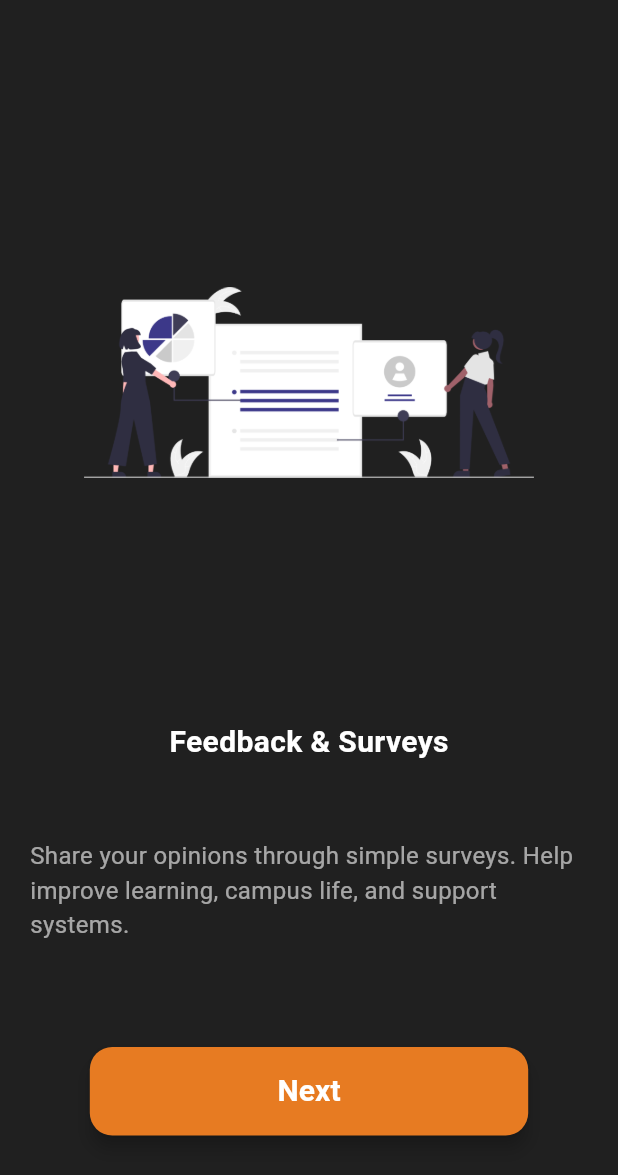
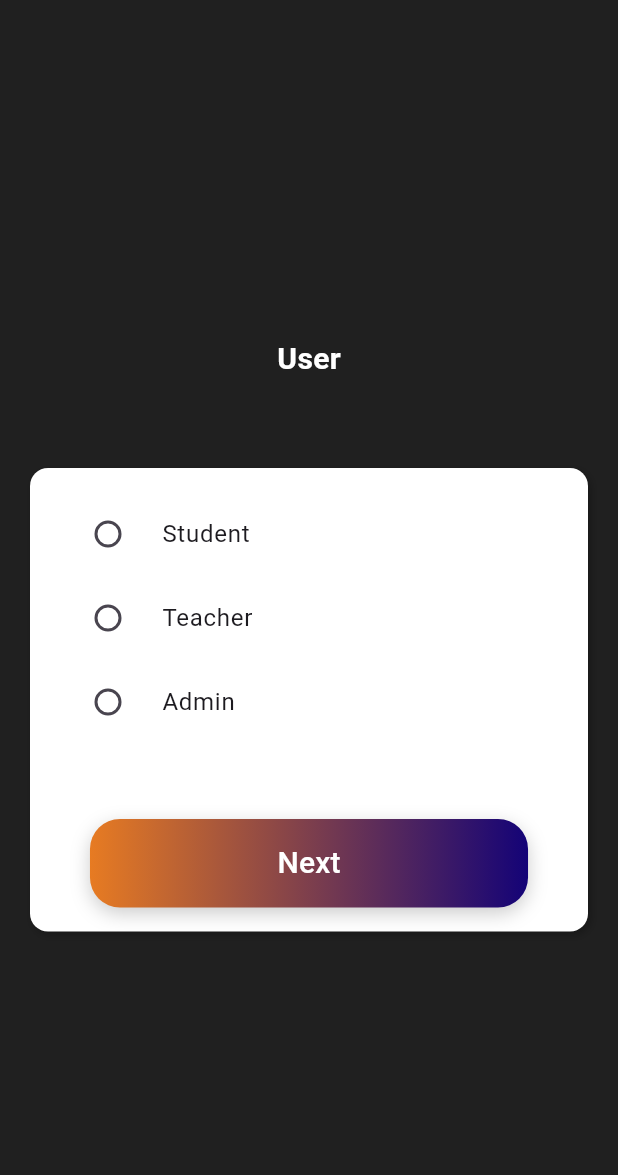
Before and after one commit to Lelsie-C/PoseCoach, a Flutter app: the OS6 screen opened by its route, after a tap on "Next", on a phone screen of 412 x 824 dp. Shown: the top 1175 px of the screen. Run offline on Flutter 3.47's test engine with Material 3 defaults, Android fonts, the light colour scheme and no system bars.

Commit message:
Commit 3

```diff
--- a/lib/OSs/os1.dart
+++ b/lib/OSs/os1.dart
@@ -1,6 +1,7 @@
 import 'package:flutter/material.dart';
 import 'styles.dart';
-import 'routes.dart';
+import 'package:sugmps/routes.dart';
+
 
 class OS1 extends StatefulWidget {
   const OS1({super.key});
--- a/lib/OSs/os3.dart
+++ b/lib/OSs/os3.dart
@@ -1,5 +1,5 @@
 import 'package:flutter/material.dart';
-import 'package:sugmps/OSs/routes.dart';
+import 'package:sugmps/routes.dart';
 import 'styles.dart';
 
 class OS3 extends StatefulWidget {
--- a/lib/OSs/os4.dart
+++ b/lib/OSs/os4.dart
@@ -1,5 +1,5 @@
 import 'package:flutter/material.dart';
-import 'package:sugmps/OSs/routes.dart';
+import 'package:sugmps/routes.dart';
 import 'styles.dart';
 
 class OS4 extends StatefulWidget {
--- a/lib/OSs/os5.dart
+++ b/lib/OSs/os5.dart
@@ -1,5 +1,5 @@
 import 'package:flutter/material.dart';
-import 'package:sugmps/OSs/routes.dart';
+import 'package:sugmps/routes.dart';
 import 'styles.dart';
 
 class OS5 extends StatefulWidget {
--- a/lib/OSs/os6.dart
+++ b/lib/OSs/os6.dart
@@ -1,5 +1,5 @@
 import 'package:flutter/material.dart';
-import 'package:sugmps/OSs/routes.dart';
+import 'package:sugmps/routes.dart';
 import 'styles.dart';
 
 class OS6 extends StatefulWidget {
@@ -54,7 +54,7 @@ class _OS6State extends State<OS6> {
               onPressed: () {
                 // If you want to do something here, add it.
                 // Currently button repeats OS6.
-                Navigator.pushNamed(context, AppRoutes.os6);
+                Navigator.pushNamed(context, AppRoutes.usertype);
               },
               style: ElevatedButton.styleFrom(
                 backgroundColor: AppColors.primary,
--- a/lib/OSs/styles.dart
+++ b/lib/OSs/styles.dart
@@ -48,4 +48,6 @@ class AppText {
   static const String title6 = "Feedback & Surveys";
   static const String text6 =
       "Share your opinions through simple surveys. Help improve learning, campus life, and support systems.";
+
+  static const String title7 = "User";
 }
--- a/lib/main.dart
+++ b/lib/main.dart
@@ -1,6 +1,7 @@
 import 'package:flutter/material.dart';
 import 'package:flutter/services.dart';
-import 'OSs/routes.dart';
+import 'package:sugmps/usertype.dart';
+import 'routes.dart';
 import 'OSs/styles.dart';
 import 'OSs/os1.dart';
 import 'OSs/os2.dart';
@@ -51,6 +52,9 @@ class MyApp extends StatelessWidget {
           case AppRoutes.os6:
             builder = (_) => const OS6();
             break;
+          case AppRoutes.usertype:
+            builder = (_) => const UserType();
+            break;
           default:
             throw Exception('Invalid route: ${settings.name}');
         }
--- a/lib/OSs/routes.dart
+++ b/lib/routes.dart
@@ -5,4 +5,6 @@ class AppRoutes {
   static const String os4 = "/os4";
   static const String os5 = "/os5";
   static const String os6 = "/os6";
+
+  static const String usertype = "/usertype";
 }
--- /dev/null
+++ b/lib/usertype.dart
@@ -0,0 +1,129 @@
+import 'package:flutter/material.dart';
+import 'OSs/styles.dart';
+import 'routes.dart';
+
+class UserType extends StatefulWidget {
+  const UserType({super.key});
+
+  @override
+  State<UserType> createState() => _UserTypeState();
+}
+
+class _UserTypeState extends State<UserType> {
+  String? _selectedGender;
+
+  @override
+  Widget build(BuildContext context) {
+    return Scaffold(
+      backgroundColor: AppColors.background,
+      body: Padding(
+        padding: EdgeInsets.fromLTRB(20, 50, 20, 20),
+        child: Column(
+          mainAxisAlignment: MainAxisAlignment.center,
+          children: [
+            const Text(
+              AppText.title7,
+              style: TextStyle(
+                color: AppColors.white,
+                fontWeight: FontWeight.bold,
+                fontSize: AppSizing.titlefont,
+              ),
+            ),
+            SizedBox(height: 50),
+            Container(
+              padding: EdgeInsets.all(16),
+              margin: EdgeInsets.symmetric(vertical: 8),
+              decoration: BoxDecoration(
+                color: Colors.white,
+                borderRadius: BorderRadius.circular(12),
+                boxShadow: [
+                  BoxShadow(
+                    color: Colors.black26,
+                    blurRadius: 4,
+                    offset: Offset(2, 2),
+                  ),
+                ],
+              ),
+              child: Column(
+                mainAxisAlignment: MainAxisAlignment.start,
+                children: [
+                  RadioListTile<String>(
+                    title: Text('Student'),
+                    value: 'male',
+                    groupValue: _selectedGender,
+                    onChanged: (value) {
+                      setState(() {
+                        _selectedGender = value;
+                      });
+                    },
+                  ),
+
+                  RadioListTile<String>(
+                    title: Text('Teacher'),
+                    value: 'male',
+                    groupValue: _selectedGender,
+                    onChanged: (value) {
+                      setState(() {
+                        _selectedGender = value;
+                      });
+                    },
+                  ),
+
+                  RadioListTile<String>(
+                    title: Text('Admin'),
+                    value: 'male',
+                    groupValue: _selectedGender,
+                    onChanged: (value) {
+                      setState(() {
+                        _selectedGender = value;
+                      });
+                    },
+                  ),
+                  const SizedBox(height: 50),
+                  Container(
+                    decoration: BoxDecoration(
+                      gradient: const LinearGradient(
+                        colors: [
+                          Color(0xFFE77B22),
+                          Color.fromARGB(255, 20, 3, 119),
+                        ],
+                      ),
+                      borderRadius: BorderRadius.circular(20),
+                      boxShadow: [
+                        BoxShadow(
+                          color: Colors.black.withOpacity(0.2),
+                          blurRadius: 10,
+                          offset: const Offset(0, 4),
+                        ),
+                      ],
+                    ),
+                    child: ElevatedButton(
+                      onPressed:
+                          () => Navigator.pushNamed(context, AppRoutes.os1),
+                      style: ElevatedButton.styleFrom(
+                        backgroundColor: Colors.transparent,
+                        shadowColor: Colors.transparent,
+                        padding: const EdgeInsets.symmetric(
+                          horizontal: 125,
+                          vertical: 15,
+                        ),
+                        shape: RoundedRectangleBorder(
+                          borderRadius: BorderRadius.circular(15),
+                        ),
+                        elevation: 0,
+                      ),
+                      child: const Text(
+                        "Next",
+                        style: TextStyle(fontSize: 20, color: Colors.white),
+                      ),
+                    ),
+                  ),
+                ],
+              ),
+            ),
+          ],
+        ),
+      ),
+    );
+  }
+}
```
Also changed, not shown: lib/OSs/os2.dart (+22 -12 lines).
